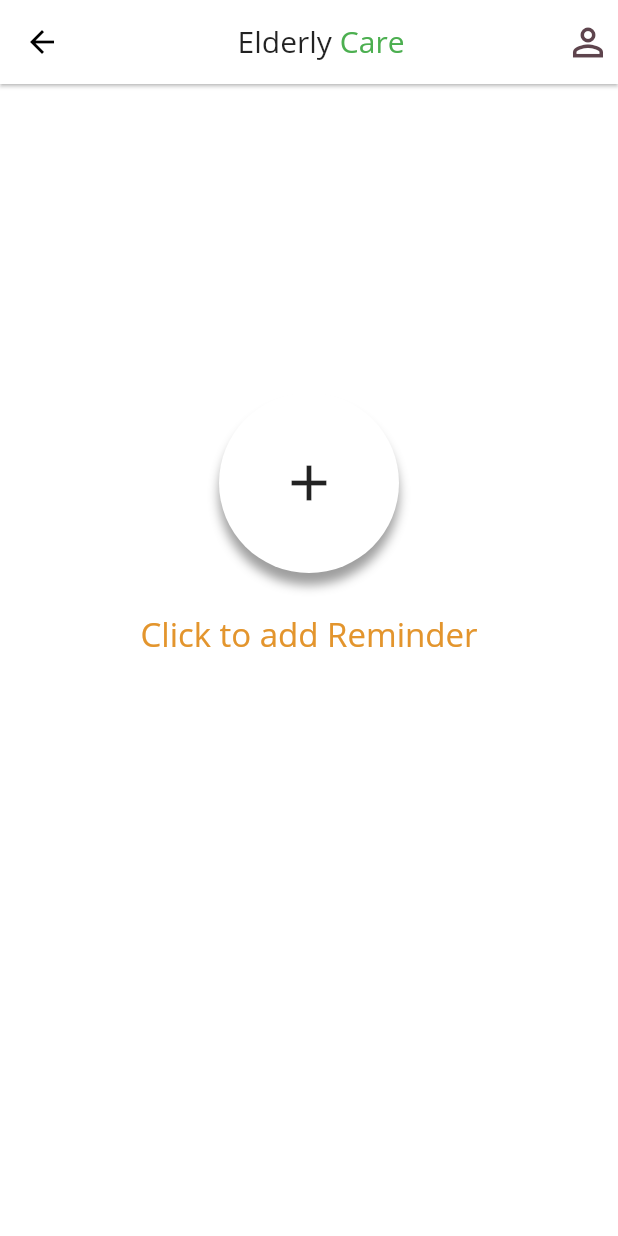
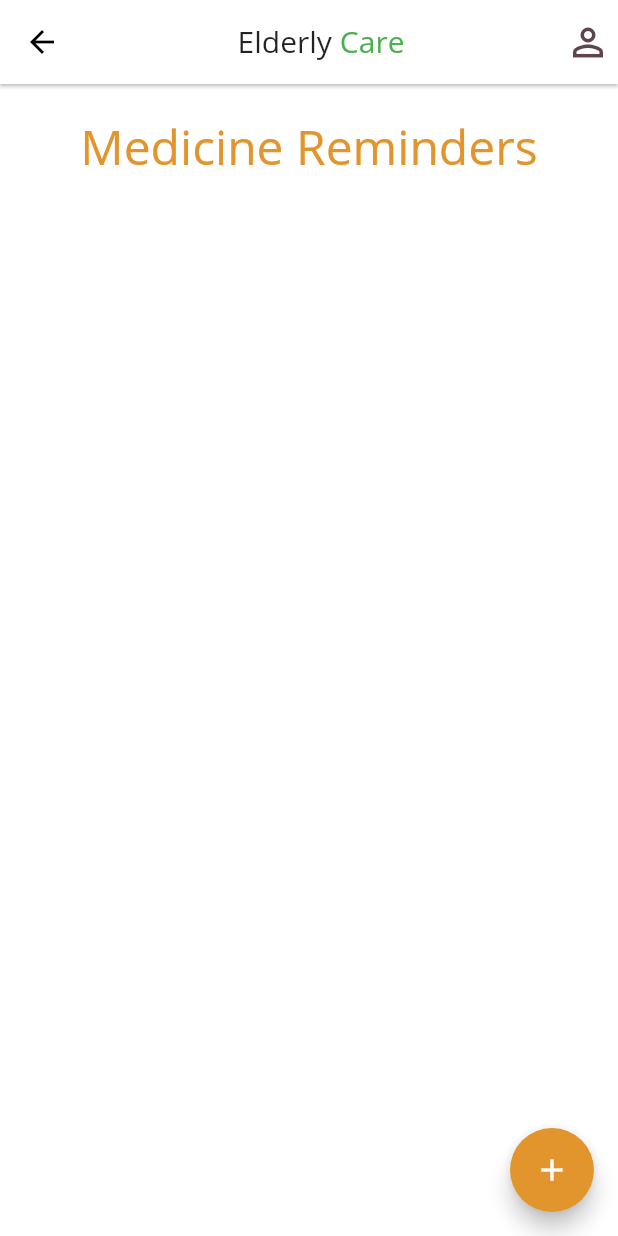
Before and after one commit to adarshbalu/elderly_app, a Flutter app: the MedicineReminder screen opened by its route, on a phone screen of 412 x 824 dp. Run offline on Flutter 3.47's test engine with Material 2 defaults, Android fonts, the phone set to English and light mode, and no system bars; our stand-ins replace connectivity, firebase_auth, flutter_signin_button, flutter_spinkit, font_awesome_flutter, geolocator and 5 more; missing offline and left inert: flutter_material_pickers, place_picker, sweet_alert_dialogs; accounts and stored records are empty.

Commit message:
Minor check on medicine reminder screen

```diff
--- a/lib/screens/medicine_reminder.dart
+++ b/lib/screens/medicine_reminder.dart
@@ -10,7 +10,7 @@ class MedicineReminder extends StatefulWidget {
 }
 
 class _MedicineReminderState extends State<MedicineReminder> {
-  int rem_count = 0;
+  int rem_count = 1;
 
   @override
   Widget build(BuildContext context) {
@@ -66,7 +66,7 @@ class _MedicineReminderState extends State<MedicineReminder> {
                   child: Container(
                     margin: EdgeInsets.all(20),
                     child: Text(
-                      'Medicine Reminder',
+                      'Medicine Reminders',
                       style: TextStyle(
                           fontSize: 32,
                           color: Color(0xffE3952D),
```
